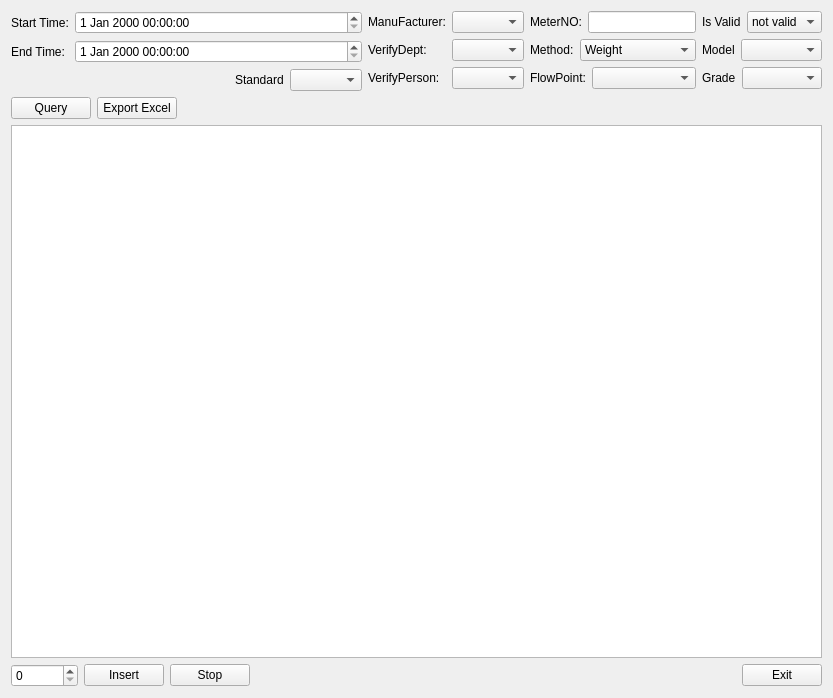
Qt form source/resultquery/ui/flowresult.ui (flimmy78/qtverify) before a commit.
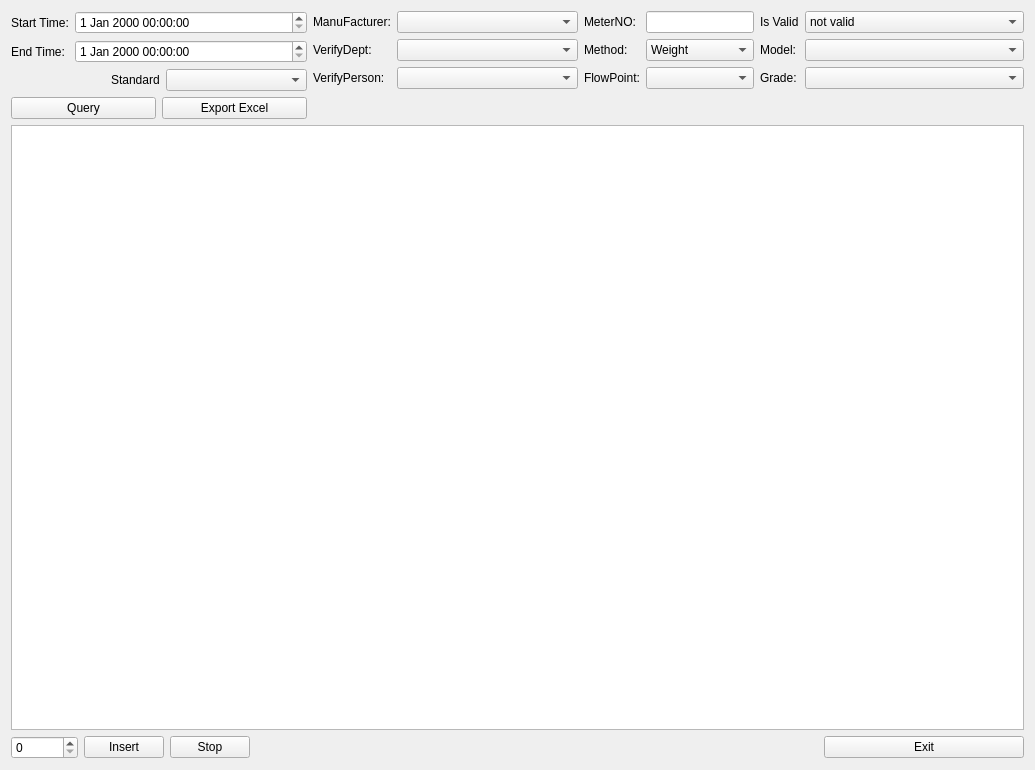
The same form after that commit.

```diff
--- a/source/resultquery/ui/flowresult.ui
+++ b/source/resultquery/ui/flowresult.ui
@@ -6,17 +6,15 @@
    <rect>
     <x>0</x>
     <y>0</y>
-    <width>833</width>
-    <height>698</height>
+    <width>1035</width>
+    <height>770</height>
    </rect>
   </property>
   <property name="windowTitle">
    <string>Flow Verify Result</string>
   </property>
-  <layout class="QVBoxLayout" name="verticalLayout_4">
-   <item>
-    <layout class="QHBoxLayout" name="horizontalLayout_11">
-     <item>
+  <layout class="QGridLayout" name="gridLayout_5">
+   <item row="0" column="0">
       <layout class="QVBoxLayout" name="verticalLayout_2">
        <item>
         <layout class="QGridLayout" name="gridLayout">
@@ -62,7 +60,7 @@
             <enum>Qt::Horizontal</enum>
            </property>
            <property name="sizeType">
-            <enum>QSizePolicy::MinimumExpanding</enum>
+          <enum>QSizePolicy::Preferred</enum>
            </property>
            <property name="sizeHint" stdset="0">
             <size>
@@ -92,7 +90,7 @@
        </item>
       </layout>
      </item>
-     <item>
+   <item row="0" column="1">
       <layout class="QGridLayout" name="gridLayout_2">
        <item row="0" column="0">
         <widget class="QLabel" name="label_4">
@@ -165,11 +163,9 @@
        </item>
       </layout>
      </item>
-     <item>
-      <layout class="QVBoxLayout" name="verticalLayout">
-       <item>
-        <layout class="QHBoxLayout" name="horizontalLayout_2">
-         <item>
+   <item row="0" column="2">
+    <layout class="QGridLayout" name="gridLayout_3">
+     <item row="0" column="0">
           <widget class="QLabel" name="label_6">
            <property name="sizePolicy">
             <sizepolicy hsizetype="Fixed" vsizetype="Fixed">
@@ -182,7 +178,7 @@
            </property>
           </widget>
          </item>
-         <item>
+     <item row="0" column="1">
           <widget class="QLineEdit" name="lnEditMeterNO">
            <property name="sizePolicy">
             <sizepolicy hsizetype="Fixed" vsizetype="Fixed">
@@ -192,11 +188,7 @@
            </property>
           </widget>
          </item>
-        </layout>
-       </item>
-       <item>
-        <layout class="QHBoxLayout" name="horizontalLayout_3">
-         <item>
+     <item row="1" column="0">
           <widget class="QLabel" name="label_7">
            <property name="sizePolicy">
             <sizepolicy hsizetype="Fixed" vsizetype="Fixed">
@@ -209,7 +201,7 @@
            </property>
           </widget>
          </item>
-         <item>
+     <item row="1" column="1">
           <widget class="QComboBox" name="cmbMethod">
            <item>
             <property name="text">
@@ -223,11 +215,7 @@
            </item>
           </widget>
          </item>
-        </layout>
-       </item>
-       <item>
-        <layout class="QHBoxLayout" name="horizontalLayout_4">
-         <item>
+     <item row="2" column="0">
           <widget class="QLabel" name="label_8">
            <property name="sizePolicy">
             <sizepolicy hsizetype="Fixed" vsizetype="Fixed">
@@ -240,7 +228,7 @@
            </property>
           </widget>
          </item>
-         <item>
+     <item row="2" column="1">
           <widget class="QComboBox" name="cmbFlowPointIdx">
            <item>
             <property name="text">
@@ -271,13 +259,9 @@
          </item>
         </layout>
        </item>
-      </layout>
-     </item>
-     <item>
-      <layout class="QVBoxLayout" name="verticalLayout_3">
-       <item>
-        <layout class="QHBoxLayout" name="horizontalLayout_7">
-         <item>
+   <item row="0" column="3">
+    <layout class="QGridLayout" name="gridLayout_4">
+     <item row="0" column="0">
           <widget class="QLabel" name="label_9">
            <property name="sizePolicy">
             <sizepolicy hsizetype="Fixed" vsizetype="Fixed">
@@ -290,7 +274,7 @@
            </property>
           </widget>
          </item>
-         <item>
+     <item row="0" column="1">
           <widget class="QComboBox" name="cmbIsValid">
            <item>
             <property name="text">
@@ -309,11 +293,7 @@
            </item>
           </widget>
          </item>
-        </layout>
-       </item>
-       <item>
-        <layout class="QHBoxLayout" name="horizontalLayout_8">
-         <item>
+     <item row="1" column="0">
           <widget class="QLabel" name="label_10">
            <property name="sizePolicy">
             <sizepolicy hsizetype="Fixed" vsizetype="Fixed">
@@ -322,18 +302,17 @@
             </sizepolicy>
            </property>
            <property name="text">
-            <string>Model</string>
+        <string>Model:</string>
+       </property>
+       <property name="alignment">
+        <set>Qt::AlignRight|Qt::AlignTrailing|Qt::AlignVCenter</set>
            </property>
           </widget>
          </item>
-         <item>
+     <item row="1" column="1">
           <widget class="QComboBox" name="cmbModel"/>
          </item>
-        </layout>
-       </item>
-       <item>
-        <layout class="QHBoxLayout" name="horizontalLayout_10">
-         <item>
+     <item row="2" column="0">
           <widget class="QLabel" name="label_12">
            <property name="sizePolicy">
             <sizepolicy hsizetype="Fixed" vsizetype="Fixed">
@@ -342,22 +321,16 @@
             </sizepolicy>
            </property>
            <property name="text">
-            <string>Grade</string>
+        <string>Grade:</string>
            </property>
           </widget>
          </item>
-         <item>
+     <item row="2" column="1">
           <widget class="QComboBox" name="cmbGrade"/>
          </item>
         </layout>
        </item>
-      </layout>
-     </item>
-    </layout>
-   </item>
-   <item>
-    <layout class="QHBoxLayout" name="horizontalLayout_12">
-     <item>
+   <item row="1" column="0">
       <layout class="QHBoxLayout" name="horizontalLayout_6">
        <item>
         <widget class="QPushButton" name="btnQuery">
@@ -367,6 +340,12 @@
            <verstretch>0</verstretch>
           </sizepolicy>
          </property>
+       <property name="minimumSize">
+        <size>
+         <width>145</width>
+         <height>0</height>
+        </size>
+       </property>
          <property name="text">
           <string>Query</string>
          </property>
@@ -374,6 +353,12 @@
        </item>
        <item>
         <widget class="QPushButton" name="btnExport">
+       <property name="minimumSize">
+        <size>
+         <width>145</width>
+         <height>0</height>
+        </size>
+       </property>
          <property name="text">
           <string>Export Excel</string>
          </property>
@@ -381,25 +366,23 @@
        </item>
       </layout>
      </item>
-     <item>
+   <item row="1" column="1" colspan="3">
       <spacer name="horizontalSpacer_3">
        <property name="orientation">
         <enum>Qt::Horizontal</enum>
        </property>
        <property name="sizeHint" stdset="0">
         <size>
-         <width>407</width>
+       <width>631</width>
          <height>22</height>
         </size>
        </property>
       </spacer>
      </item>
-    </layout>
-   </item>
-   <item>
+   <item row="2" column="0" colspan="4">
     <widget class="QTableView" name="tableView"/>
    </item>
-   <item>
+   <item row="3" column="0" colspan="4">
     <layout class="QHBoxLayout" name="horizontalLayout_5">
      <item>
       <layout class="QHBoxLayout" name="horizontalLayout">
@@ -447,6 +430,12 @@
          <verstretch>0</verstretch>
         </sizepolicy>
        </property>
+       <property name="minimumSize">
+        <size>
+         <width>200</width>
+         <height>0</height>
+        </size>
+       </property>
        <property name="text">
         <string>Exit</string>
        </property>
```
Lines whose indentation alone changed are shown as unchanged.
